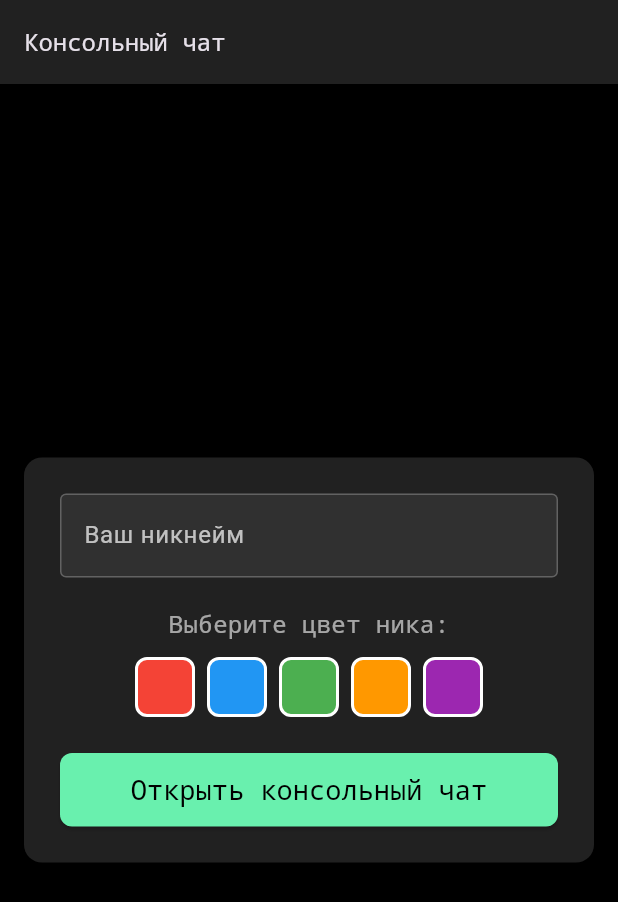
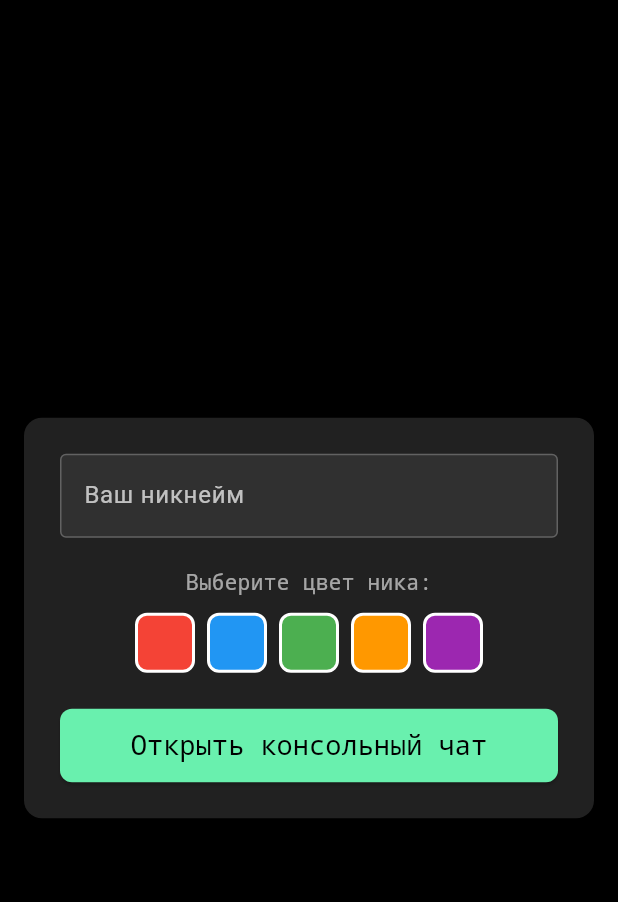
Before and after one commit to shark2302/console_chat, a Flutter app: the screen it shows after launch, on a phone screen of 412 x 824 dp. Shown: the top 902 px of the screen. Run offline on Flutter 3.47's test engine with Material 3 defaults, Android fonts, the phone set to English and light mode, and no system bars.

Commit message:
Убрал AppBar

```diff
--- a/lib/app_constants.dart
+++ b/lib/app_constants.dart
@@ -6,5 +6,5 @@ const Color kPrimaryContainerColor = Color(0xFF212121); // Colors.grey[900]
 const Color kPrimaryTextColor = Colors.greenAccent;
 
 // Основные параметры текста
-const double kDefaultFontSize = 16.0;
+const double kAppDefaultFontSize = 16.0;
 const String kFontFamily = 'Courier';
--- a/lib/console_chat_screen.dart
+++ b/lib/console_chat_screen.dart
@@ -43,7 +43,6 @@ class _ConsoleChatScreenState extends State<ConsoleChatScreen> {
   Widget build(BuildContext context) {
     return Scaffold(
       appBar: AppBar(
-        title: Text('Консольный чат', style: TextStyle(fontSize: kDefaultFontSize, fontFamily: kFontFamily)),
         backgroundColor: kPrimaryContainerColor,
       ),
       body: Column(
--- a/lib/main.dart
+++ b/lib/main.dart
@@ -1,5 +1,4 @@
 import 'package:flutter/material.dart';
-import 'package:flutter/services.dart';
 import 'start_screen.dart';
 import 'portrait_lock.dart';
 import 'app_constants.dart';
@@ -18,7 +17,7 @@ class ConsoleChatApp extends StatelessWidget {
       debugShowCheckedModeBanner: false,
       theme: ThemeData.dark().copyWith(
         scaffoldBackgroundColor: kPrimaryBackgroundColor,
-        textTheme: TextTheme(bodyText2: TextStyle(fontFamily: kFontFamily, fontSize: kDefaultFontSize)),
+        textTheme: const TextTheme(bodyMedium: TextStyle(fontFamily: kFontFamily, fontSize: kDefaultFontSize)),
       ),
       home: StartScreen(),
     );
--- a/lib/message_widget.dart
+++ b/lib/message_widget.dart
@@ -33,7 +33,7 @@ class MessageWidget extends StatelessWidget {
           sender,
           style: TextStyle(
             color: nicknameColor,
-            fontSize: kDefaultFontSize,
+            fontSize: kAppDefaultFontSize,
             fontFamily: kFontFamily,
             fontWeight: FontWeight.bold,
           ),
@@ -43,7 +43,7 @@ class MessageWidget extends StatelessWidget {
           delimiter,
           style: const TextStyle(
             color: Colors.white38,
-            fontSize: kDefaultFontSize,
+            fontSize: kAppDefaultFontSize,
             fontFamily: kFontFamily,
             fontWeight: FontWeight.bold,
           ),
@@ -54,7 +54,7 @@ class MessageWidget extends StatelessWidget {
             text,
             style: const TextStyle(
               color: Colors.greenAccent,
-              fontSize: kDefaultFontSize,
+              fontSize: kAppDefaultFontSize,
               fontFamily: kFontFamily,
             ),
           ),
--- a/lib/start_screen.dart
+++ b/lib/start_screen.dart
@@ -16,10 +16,6 @@ class _StartScreenState extends State<StartScreen> {
   Widget build(BuildContext context) {
     return Scaffold(
       backgroundColor: kPrimaryBackgroundColor,
-      appBar: AppBar(
-        title: Text('Консольный чат', style: TextStyle(fontSize: kDefaultFontSize, fontFamily: kFontFamily)),
-        backgroundColor: kPrimaryContainerColor,
-      ),
       body: Center(
         child: Padding(
           padding: const EdgeInsets.symmetric(horizontal: 16),
--- a/pubspec.yaml
+++ b/pubspec.yaml
@@ -45,7 +45,7 @@ dev_dependencies:
   # activated in the `analysis_options.yaml` file located at the root of your
   # package. See that file for information about deactivating specific lint
   # rules and activating additional ones.
-  flutter_lints: ^2.0.0
+  flutter_lints: ^6.0.0
 
 # For information on the generic Dart part of this file, see the
 # following page: https://dart.dev/tools/pub/pubspec
```
Also changed, not shown: pubspec.lock.
